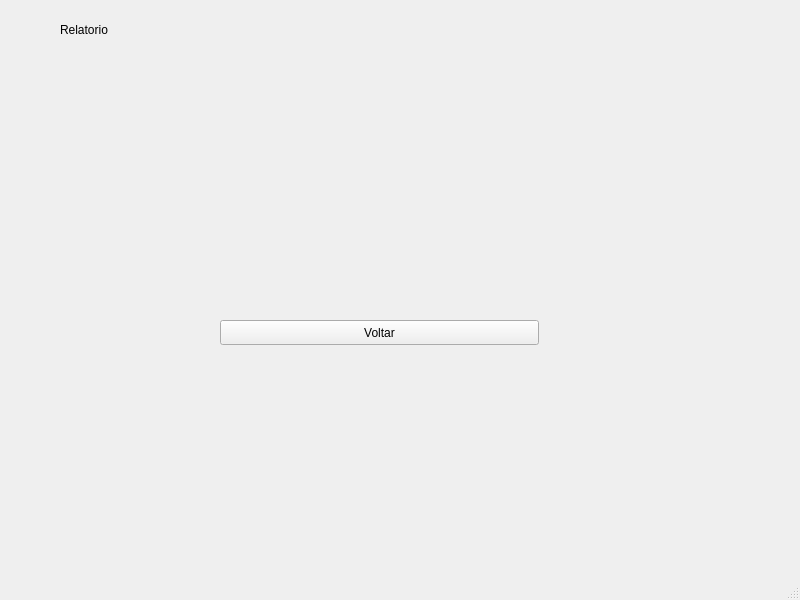
Above: qt6/src/exiberelatorio.ui from lamarckf/cuidesys before the change. Below: the same form after it.
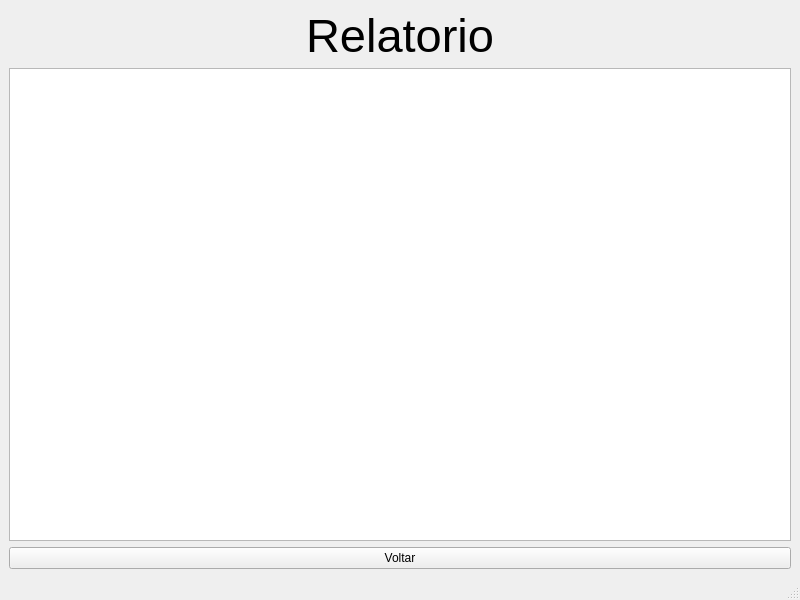
That is the form after the change.

```diff
--- a/qt6/src/exiberelatorio.ui
+++ b/qt6/src/exiberelatorio.ui
@@ -14,32 +14,33 @@
    <string>MainWindow</string>
   </property>
   <widget class="QWidget" name="centralwidget">
+   <layout class="QGridLayout" name="gridLayout">
+    <item row="0" column="0">
    <widget class="QLabel" name="relatorio">
-    <property name="geometry">
-     <rect>
-      <x>60</x>
-      <y>20</y>
-      <width>621</width>
-      <height>19</height>
-     </rect>
+      <property name="font">
+       <font>
+        <pointsize>35</pointsize>
+       </font>
     </property>
     <property name="text">
      <string>Relatorio</string>
     </property>
-   </widget>
+      <property name="alignment">
+       <set>Qt::AlignCenter</set>
+      </property>
+     </widget>
+    </item>
+    <item row="1" column="0">
+     <widget class="QTableWidget" name="tableWidget"/>
+    </item>
+    <item row="2" column="0">
    <widget class="QPushButton" name="bt_voltar">
-    <property name="geometry">
-     <rect>
-      <x>220</x>
-      <y>320</y>
-      <width>319</width>
-      <height>25</height>
-     </rect>
-    </property>
     <property name="text">
      <string>Voltar</string>
     </property>
    </widget>
+    </item>
+   </layout>
   </widget>
   <widget class="QMenuBar" name="menubar">
    <property name="geometry">
```
Lines whose indentation alone changed are shown as unchanged.
